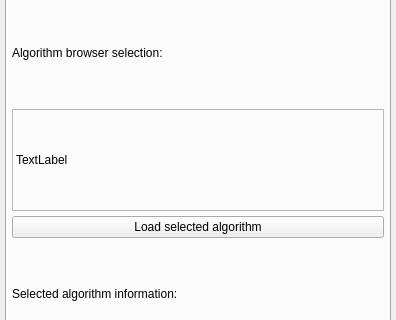
Above: Plugins/org.mitk.gui.qt.matchpoint.algorithm.control/src/internal/QmitkMatchPointControls.ui from MITK/MITK before the change; both pictures show x 0 to 396 and y 386 to 706 of the 396 by 850 pixel window. Below: the same form after it.
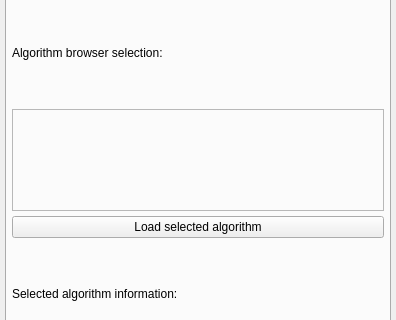
That is the form after the change. The open tabs and pages were chosen to show the change. Custom widgets are drawn as their Qt base class.

Commit message: Resolved T24546 Algortihm label is now empty

Patch:
```diff
--- a/Plugins/org.mitk.gui.qt.matchpoint.algorithm.control/src/internal/QmitkMatchPointControls.ui
+++ b/Plugins/org.mitk.gui.qt.matchpoint.algorithm.control/src/internal/QmitkMatchPointControls.ui
@@ -466,7 +466,7 @@
           <number>1</number>
          </property>
          <property name="text">
-          <string>TextLabel</string>
+          <string/>
          </property>
         </widget>
        </item>
```
